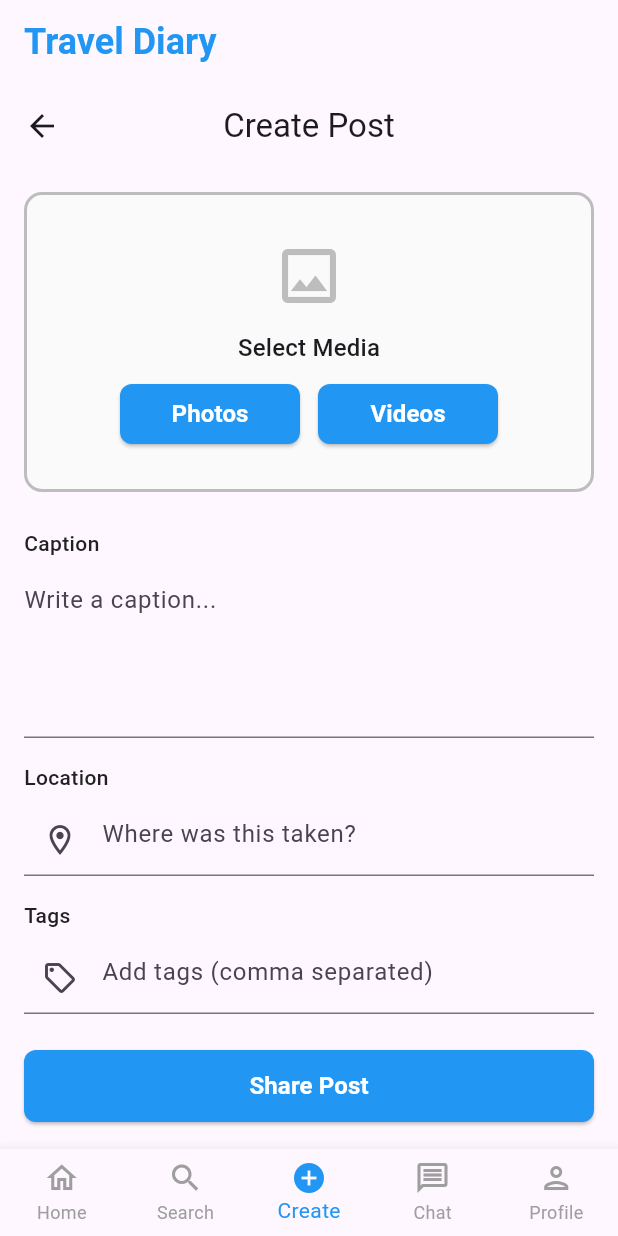
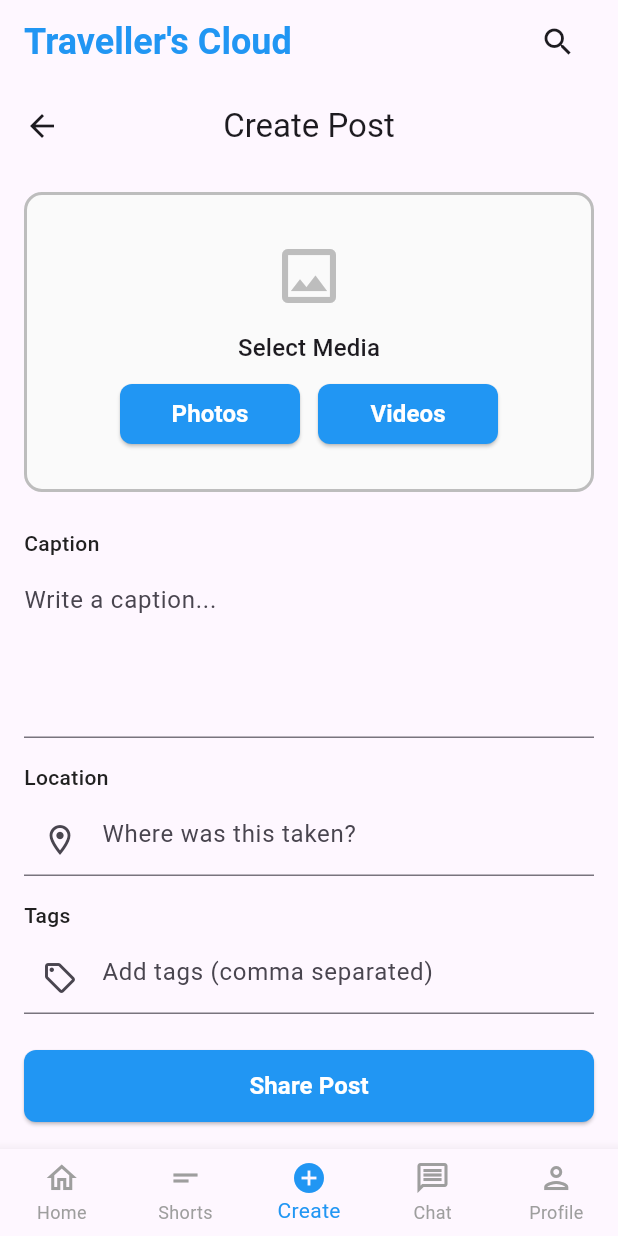
Before and after one commit to thesoumisamanta/travel_diary_mob_app, a Flutter app: the HomeScreen screen opened by its route, swiped to page 3, on a phone screen of 412 x 824 dp. Run offline on Flutter 3.47's test engine with Material 3 defaults, Android fonts, the light colour scheme and no system bars; our stand-ins replace cached_network_image, dio, equatable, flutter_bloc, flutter_secure_storage, image_picker and 3 more; accounts and stored records are empty; network calls fail.

Commit message:
feat: Introduce Shorts feature with dedicated screen and video player, and relocate search functionality to the AppBar.

```diff
--- a/lib/presentation/screens/home/home_screen.dart
+++ b/lib/presentation/screens/home/home_screen.dart
@@ -1,5 +1,6 @@
 import 'package:flutter/material.dart';
 import 'package:flutter_bloc/flutter_bloc.dart';
+import 'package:travel_diary_mob_app/presentation/screens/shorts/shorts_screen.dart';
 import '../../../business_logic/app_bloc/app_bloc.dart';
 import '../../../business_logic/app_bloc/app_event.dart';
 import '../../../business_logic/app_bloc/app_state.dart';
@@ -22,8 +23,7 @@ class _HomeScreenState extends State<HomeScreen> {
   int _selectedIndex = 0;
   late PageController _pageController;
 
-  // List of indices where bottom nav should be hidden
-  final List<int> _hideBottomNavIndices = [1]; // Hide on Search (index 1)
+  final List<int> _hideBottomNavIndices = [1];
 
   @override
   void initState() {
@@ -76,13 +76,12 @@ class _HomeScreenState extends State<HomeScreen> {
               const NeverScrollableScrollPhysics(), // Disable swipe navigation
           children: [
             _buildFeedPage(),
-            const SearchScreen(), // Mark as embedded
+            const ShortsScreen(),
             const CreatePostScreen(),
             const ChatListScreen(),
             const ProfileScreen(isCurrentUser: true),
           ],
         ),
-        // Conditionally show bottom navigation bar
         bottomNavigationBar: _hideBottomNavIndices.contains(_selectedIndex)
             ? null
             : _buildBottomNavigationBar(),
@@ -104,9 +103,9 @@ class _HomeScreenState extends State<HomeScreen> {
           label: 'Home',
         ),
         BottomNavigationBarItem(
-          icon: Icon(Icons.search_outlined),
-          activeIcon: Icon(Icons.search),
-          label: 'Search',
+          icon: Icon(Icons.short_text),
+          activeIcon: Icon(Icons.short_text),
+          label: 'Shorts',
         ),
         BottomNavigationBarItem(
           icon: Icon(Icons.add_circle_outline),
@@ -133,12 +132,20 @@ class _HomeScreenState extends State<HomeScreen> {
     }
 
     return AppBar(
-      title: Text(
-        'Travel Diary',
-        style: Theme.of(context).textTheme.headlineSmall?.copyWith(
-          fontWeight: FontWeight.bold,
-          color: AppColors.primary,
-        ),
+      title: Row(
+        mainAxisAlignment: MainAxisAlignment.spaceBetween,
+        children: [
+          Text(
+            "Traveller's Cloud",
+            style: Theme.of(context).textTheme.headlineSmall?.copyWith(
+              fontWeight: FontWeight.bold,
+              color: AppColors.primary,
+            ),
+          ),
+          IconButton(onPressed: (){
+            Navigator.pushNamed(context, '/search');
+          }, icon: Icon(Icons.search))
+        ],
       ),
       elevation: 0,
       automaticallyImplyLeading: false,
--- a/lib/routes/app_routes.dart
+++ b/lib/routes/app_routes.dart
@@ -3,6 +3,7 @@ import 'package:travel_diary_mob_app/presentation/screens/auth/login_screen.dart
 import 'package:travel_diary_mob_app/presentation/screens/home/home_screen.dart';
 import 'package:travel_diary_mob_app/presentation/screens/profile/edit_profile_screen.dart';
 import 'package:travel_diary_mob_app/presentation/screens/profile/profile_screen.dart';
+import 'package:travel_diary_mob_app/presentation/screens/search/search_screen.dart';
 
 class AppRoutes {
   static const String login = '/login';
@@ -11,6 +12,7 @@ class AppRoutes {
   static const String register = '/register';
   static const String profile = '/profile';
   static const String editProfile = '/edit-profile';
+  static const String search = '/search';
 
   static Route<dynamic> generateRoute(RouteSettings settings) {
     switch (settings.name) {
@@ -47,11 +49,17 @@ class AppRoutes {
           settings: settings,
         );
 
-        case editProfile:
-          return MaterialPageRoute(
-            builder: (_) => const EditProfileScreen(),
-            settings: settings,
-          );
+      case editProfile:
+        return MaterialPageRoute(
+          builder: (_) => const EditProfileScreen(),
+          settings: settings,
+        );
+
+      case search:
+        return MaterialPageRoute(
+          builder: (_) => const SearchScreen(),
+          settings: settings,
+        );
 
       default:
         return MaterialPageRoute(
@@ -67,7 +75,6 @@ class AppRoutes {
                     "Route '${settings.name}' not found",
                     style: const TextStyle(fontSize: 16),
                   ),
-
                 ],
               ),
             ),
```
Also changed, not shown: lib/presentation/screens/shorts/shorts_screen.dart (added, +38 -0 lines), lib/presentation/screens/shorts/widgets/short_video_view.dart (added, +164 -0 lines).
